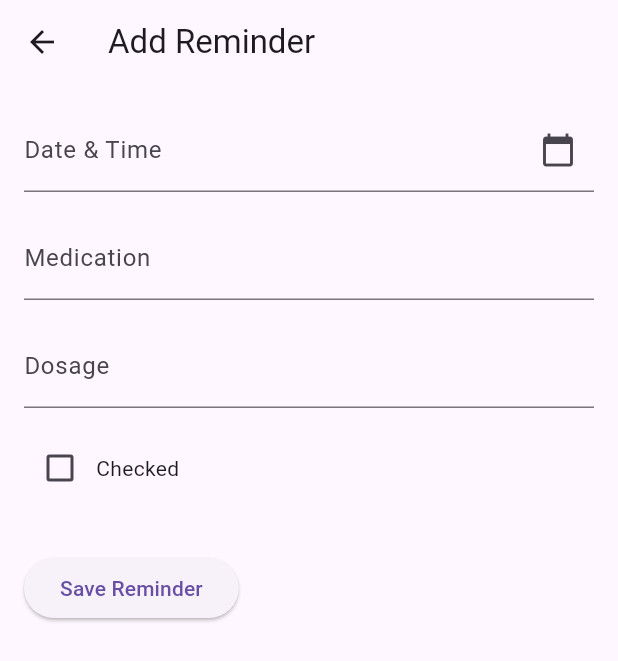
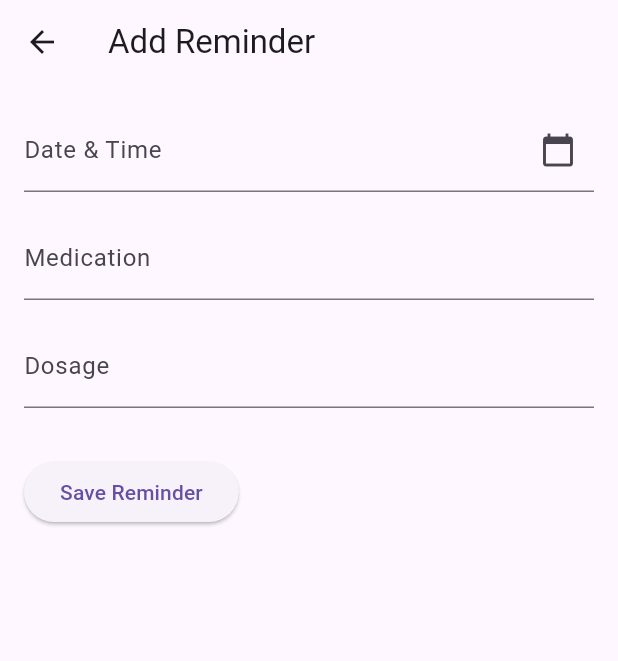
Before and after one commit to thiagohaf/med-memo-app, a Flutter app: the RemindersScreen screen opened by its route, after a tap on the "add" icon, on a phone screen of 412 x 824 dp. Shown: the top 661 px of the screen. Run offline on Flutter 3.47's test engine with Material 3 defaults, Android fonts, the phone set to English and light mode, and no system bars; our stand-ins replace isar; accounts and stored records are empty; generated files the repository leaves out were written again.

Commit message:
remove tab bar

```diff
--- a/med_memo/lib/scene/add_reminder/add_reminder_screen.dart
+++ b/med_memo/lib/scene/add_reminder/add_reminder_screen.dart
@@ -66,20 +66,6 @@ class _AddReminderScreenState extends State<AddReminderScreen> {
                   return null;
                 },
               ),
-              SizedBox(height: 16),
-              Row(
-                children: [
-                  Checkbox(
-                    value: _checked,
-                    onChanged: (bool? value) {
-                      setState(() {
-                        _checked = value!;
-                      });
-                    },
-                  ),
-                  Text('Checked'),
-                ],
-              ),
               SizedBox(height: 32),
               ElevatedButton(
                 onPressed: () {
--- a/med_memo/lib/scene/reminder/reminder_screen.dart
+++ b/med_memo/lib/scene/reminder/reminder_screen.dart
@@ -91,14 +91,7 @@ class _RemindersScreenState extends State<RemindersScreen> {
                   child: _buildReminderTile(reminder, index),
                 );
               },
-            ),
-      bottomNavigationBar: BottomNavigationBar(
-        items: const [
-          BottomNavigationBarItem(icon: Icon(Icons.today), label: 'Today'),
-          BottomNavigationBarItem(
-              icon: Icon(Icons.calendar_today), label: 'Calendar'),
-        ],
-      ),
+            )
     );
   }
 
```
